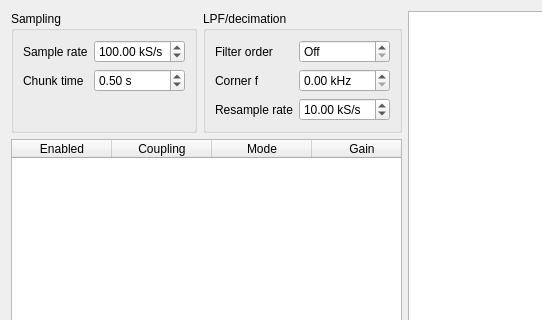
This is DAQ/LegacyDaqStreamingUi.ui in AvirupRoy/research as Qt 5 draws it before an edit; both pictures show x 0 to 542 and y 0 to 320 of the 1076 by 599 pixel window. The edited form follows.
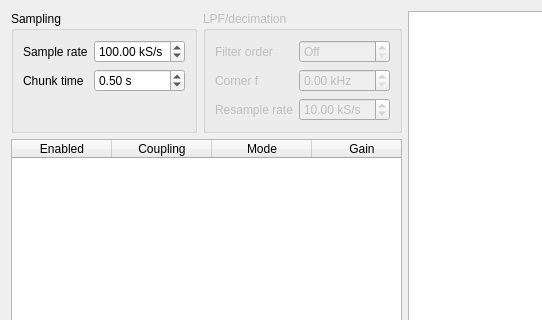
This is the edited form. Custom widgets are drawn as their Qt base class.

Diff of the .ui file:
```diff
--- a/DAQ/LegacyDaqStreamingUi.ui
+++ b/DAQ/LegacyDaqStreamingUi.ui
@@ -101,6 +101,9 @@
            </item>
            <item>
             <widget class="QGroupBox" name="lpfGroupBox">
+             <property name="enabled">
+              <bool>false</bool>
+             </property>
              <property name="title">
               <string>LPF/decimation</string>
              </property>
```
